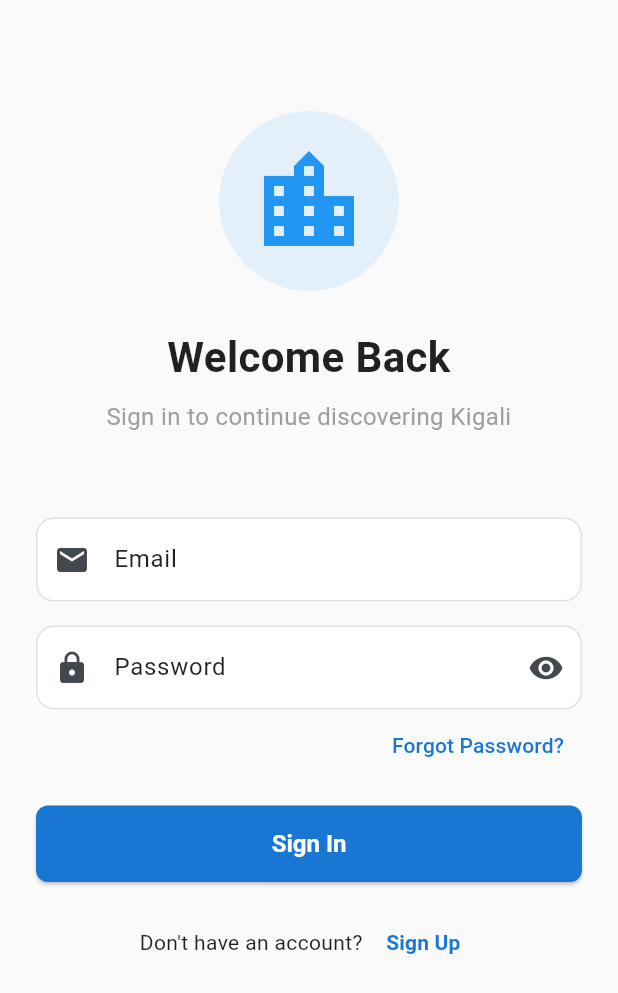
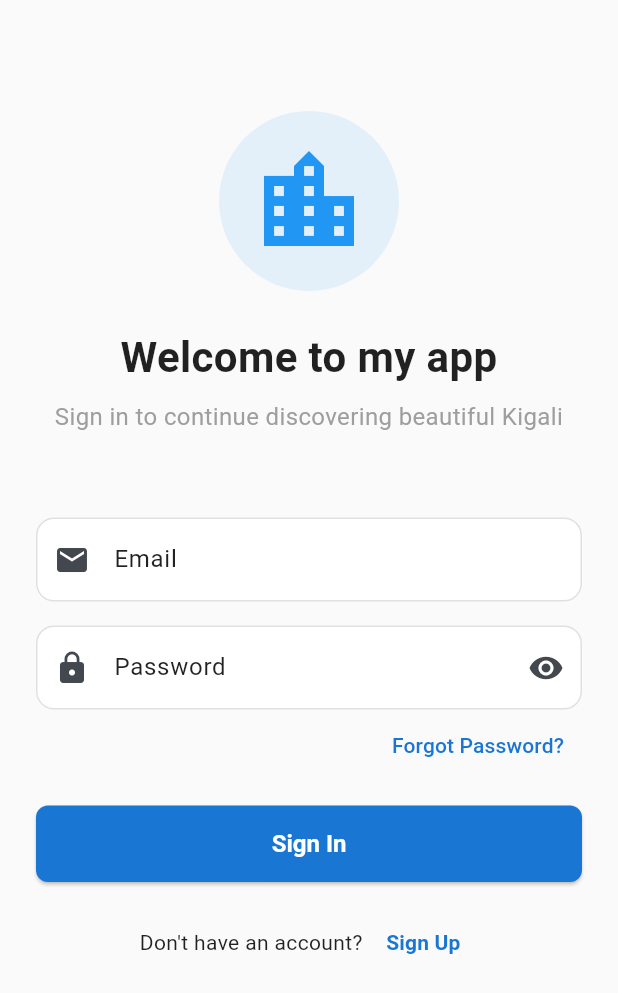
Before and after one commit to justine-neema/assignment2, a Flutter app: the screen it shows after launch, on a phone screen of 412 x 824 dp. Shown: the top 993 px of the screen. Run offline on Flutter 3.47's test engine with Material 3 defaults, Android fonts, the phone set to English and light mode, and no system bars; our stand-ins replace cloud_firestore, firebase_auth, firebase_core, flutter_map, geolocator, latlong2; accounts and stored records are empty.

```diff
--- a/lib/screens/auth/login_screen.dart
+++ b/lib/screens/auth/login_screen.dart
@@ -69,13 +69,13 @@ class _LoginScreenState extends State<LoginScreen> {
                   ),
                   const SizedBox(height: 24),
                   const Text(
-                    'Welcome Back',
+                    'Welcome to my app',
                     style: TextStyle(fontSize: 28, fontWeight: FontWeight.bold),
                     textAlign: TextAlign.center,
                   ),
                   const SizedBox(height: 8),
                   const Text(
-                    'Sign in to continue discovering Kigali',
+                    'Sign in to continue discovering beautiful Kigali',
                     style: TextStyle(fontSize: 16, color: Colors.grey),
                     textAlign: TextAlign.center,
                   ),
--- a/lib/screens/listing/listing_detail_screen.dart
+++ b/lib/screens/listing/listing_detail_screen.dart
@@ -201,6 +201,8 @@ class _ListingDetailScreenState extends State<ListingDetailScreen> {
                     const Divider(),
                   ],
                   _buildSection('Added on', Icons.access_time, _formatDate(listing.createdAt)),
+                  const Divider(),
+                  _buildSection('Created by', Icons.person, listing.createdBy),
                 ],
               ),
             ),
--- a/lib/screens/map/map_view_screen.dart
+++ b/lib/screens/map/map_view_screen.dart
@@ -1,5 +1,4 @@
 import 'package:flutter/material.dart';
-// import 'package:latlong2/latlong.dart';
 import 'package:assignment2/models/listing_model.dart';
 import 'package:assignment2/providers/listing_provider.dart';
 import 'package:assignment2/screens/listing/listing_detail_screen.dart';
@@ -39,7 +38,6 @@ class _MapViewScreenState extends State<MapViewScreen> {
   void _searchLocation(String query) {
     if (query.isEmpty) return;
 
-    // Search in listings
     final provider = Provider.of<ListingProvider>(context, listen: false);
     final results = provider.allListings.where((listing) {
       return listing.name.toLowerCase().contains(query.toLowerCase()) ||
@@ -48,7 +46,6 @@ class _MapViewScreenState extends State<MapViewScreen> {
     }).toList();
 
     if (results.isNotEmpty) {
-      // Move to first result
       _mapController.move(results.first.location, 16);
       ScaffoldMessenger.of(context).showSnackBar(
         SnackBar(content: Text('Found ${results.length} result(s)')),
@@ -76,7 +73,6 @@ class _MapViewScreenState extends State<MapViewScreen> {
       ),
       body: Column(
         children: [
-          // Search bar
           Container(
             padding: const EdgeInsets.all(12),
             color: Colors.white,
@@ -104,7 +100,6 @@ class _MapViewScreenState extends State<MapViewScreen> {
               onSubmitted: _searchLocation,
             ),
           ),
-          // Map
           Expanded(
             child: Consumer<ListingProvider>(
         builder: (context, provider, child) {
```
Also changed, not shown: lib/providers/auth_provider.dart (+1 -50 lines), lib/screens/listing/add_edit_listing_screen.dart (+1 -14 lines), 1 other file.
